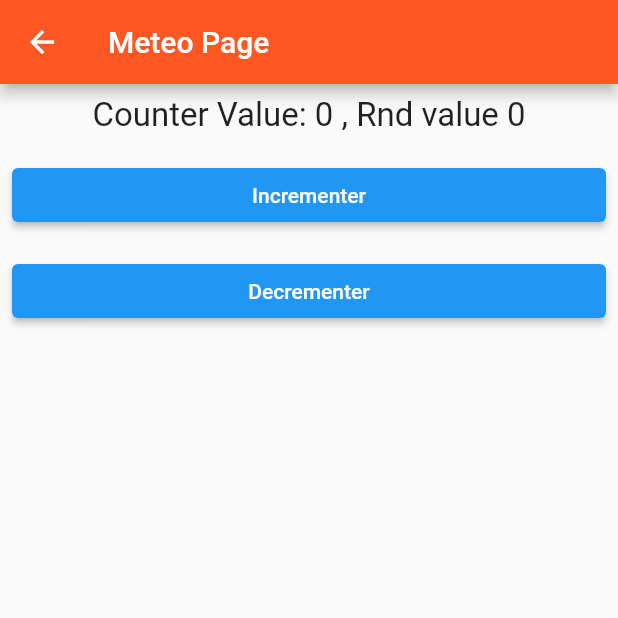
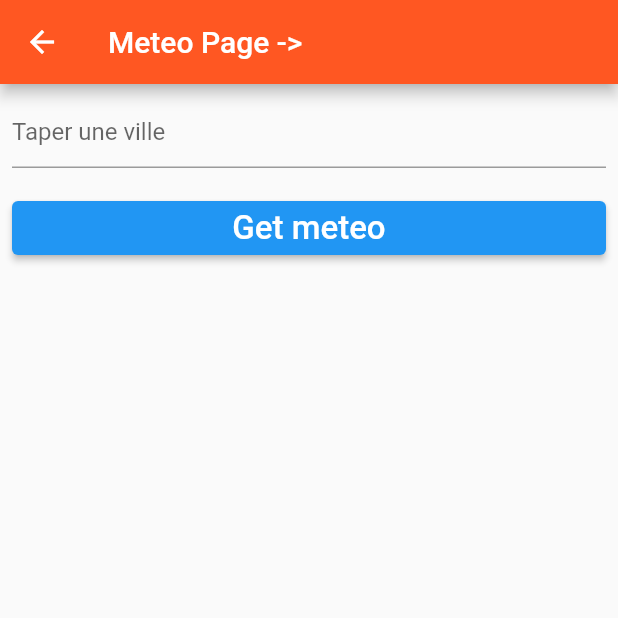
Before and after one commit to tatsinda/App_meteo, a Flutter app: the MeteoPage screen opened by its route, on a phone screen of 412 x 824 dp, the top half of it. Run offline on Flutter 3.47's test engine with Material 2 defaults, Android fonts, the phone set to English and light mode, and no system bars.

Commit message:
page counter terminer et page Meteo debut avec requette http

```diff
--- a/lib/globalParameter/globalParameterItemDrawer.dart
+++ b/lib/globalParameter/globalParameterItemDrawer.dart
@@ -18,6 +18,11 @@ class GlobalParameterItemDrawer {
       "title": "Quiz",
       "route": "/quiz",
       "leadingIcon": Icon(Icons.quiz),
+    },
+    {
+      "title": "Counter",
+      "route": "/counter",
+      "leadingIcon": Icon(Icons.countertops),
     }
   ];
 }
--- a/lib/main.dart
+++ b/lib/main.dart
@@ -1,5 +1,7 @@
+import 'package:first_app_bdcc/page/counter-page.dart';
 import 'package:first_app_bdcc/page/gallery-page.dart';
 import 'package:first_app_bdcc/page/meteo-page.dart';
+import 'package:first_app_bdcc/page/meteoDetails-page.dart';
 import 'package:first_app_bdcc/page/quiz-page.dart';
 import 'package:first_app_bdcc/widget/main-drawer.dart';
 
@@ -10,7 +12,9 @@ void main() {
     routes: {
       "/meteo": (context) => MeteoPage(),
       "/gallery": (context) => GalleryPage(),
-      "/quiz": (context) => QuizPage()
+      "/quiz": (context) => QuizPage(),
+      "/counter": (context) => CounterPage(),
+      "/MeteoDetails": (context) => MeteoDetails(MeteoPage.city)
     },
     home: MyApp(),
     theme: ThemeData(appBarTheme: AppBarTheme(color: Colors.deepOrange)),
--- a/lib/page/meteo-page.dart
+++ b/lib/page/meteo-page.dart
@@ -3,6 +3,7 @@ import 'dart:math';
 import 'package:flutter/material.dart';
 
 class MeteoPage extends StatefulWidget {
+  static String city = "";
   MeteoPage() {}
 
   @override
@@ -25,36 +26,21 @@ class _MeteoPageState extends State<MeteoPage> {
   Widget build(BuildContext context) {
     return Scaffold(
         appBar: AppBar(
-          title: Text('Meteo Page'),
+          title: Text('Meteo Page -> ${MeteoPage.city}'),
         ),
         body: Column(
           children: <Widget>[
-            // envelloper dansun padding
-            Padding(
+            Container(
+              child: Padding(
                 padding: const EdgeInsets.all(8.0),
-              child: Center(
-                child: Text(
-                  'Counter Value: ${counter} , Rnd value ${randomValue}',
-                  style: TextStyle(fontSize: 22),
-                ),
-              ),
-            ),
-            //enlopper dans un container pour structurer
-            Container(
-              width: double.infinity,
-              padding: EdgeInsets.all(8), //un padding de 8
-              child: ElevatedButton(
-                child: Text(
-                  'Incrementer',
-                ),
-                //methode executer apres click sur le button
-                onPressed: () {
-                  //changement du state
+                child: TextField(
+                  decoration: InputDecoration(hintText: 'Taper une ville'),
+                  onChanged: (value) {
                     setState(() {
-                    ++counter;
-                    randomValue = new Random().nextInt(100);
+                      MeteoPage.city = value;
                     });
                   },
+                ),
               ),
             ),
             Container(
@@ -63,17 +49,14 @@ class _MeteoPageState extends State<MeteoPage> {
                   padding: const EdgeInsets.all(8.0),
                   child: ElevatedButton(
                     child: Text(
-                    'Decrementer',
+                      'Get meteo',
+                      style: TextStyle(fontSize: 22),
                     ),
                     onPressed: () {
-                    //changement du state
-                    setState(() {
-                      --counter;
-                    });
+                      Navigator.pushNamed(context, '/MeteoDetails');
                     },
                   ),
-              ),
-            )
+                ))
           ],
         ));
   }
--- a/pubspec.yaml
+++ b/pubspec.yaml
@@ -40,6 +40,7 @@ dependencies:
 dev_dependencies:
   flutter_test:
     sdk: flutter
+  http:
 
   # The "flutter_lints" package below contains a set of recommended lints to
   # encourage good coding practices. The lint set provided by the package is
```
Also changed, not shown: lib/controller/meteoController.dart (added, +13 -0 lines), lib/page/counter-page.dart (added, +94 -0 lines), lib/page/meteoDetails-page.dart (added, +37 -0 lines), pubspec.lock, 1 other file. Lines whose indentation alone changed are shown as unchanged.
